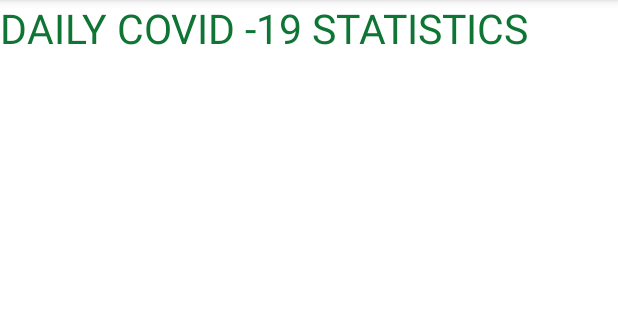
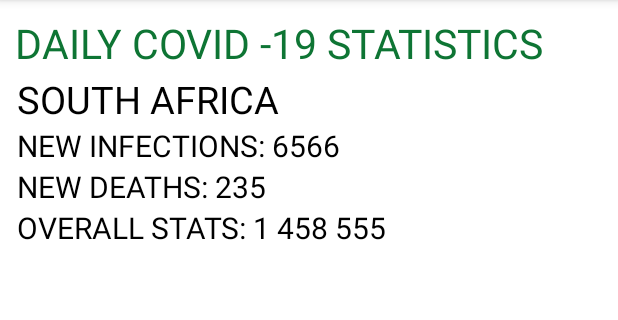
Before and after one commit to Bree4848/covid_know, an Android app: the DailyStats screen opened directly, with no data from a screen before it, on a phone screen of 412 x 824 dp, the part 84-404 px from its top. Run offline under Robolectric (Android 15) with nearby library versions, the phone set to English and light mode, and no system bars.

Commit message:
added 3 new screens_

```diff
--- a/app/build.gradle
+++ b/app/build.gradle
@@ -45,6 +45,7 @@ dependencies {
     implementation 'androidx.lifecycle:lifecycle-viewmodel-ktx:2.3.1'
     implementation 'androidx.navigation:navigation-fragment-ktx:2.3.5'
     implementation 'androidx.navigation:navigation-ui-ktx:2.3.5'
+    implementation 'androidx.recyclerview:recyclerview:1.1.0'
     testImplementation 'junit:junit:4.+'
     androidTestImplementation 'androidx.test.ext:junit:1.1.3'
     androidTestImplementation 'androidx.test.espresso:espresso-core:3.4.0'
--- a/app/src/main/AndroidManifest.xml
+++ b/app/src/main/AndroidManifest.xml
@@ -9,7 +9,9 @@
         android:roundIcon="@mipmap/ic_launcher_round"
         android:supportsRtl="true"
         android:theme="@style/Theme.Covid_know">
-
+        <activity
+            android:name=".websieDetailHostActivity"
+            android:label="@string/title_activity_websie_detail_host"></activity>
         <activity android:name=".VaccineFacts">
             <intent-filter>
                 <action android:name="android.intent.action.MAIN" />
@@ -24,7 +26,6 @@
                 <category android:name="android.intent.category.DEFAULT" />
             </intent-filter>
         </activity>
-
         <activity android:name=".CovidNews">
             <intent-filter>
                 <action android:name="android.intent.action.MAIN" />
--- a/app/src/main/java/com/pekeyake/covid_know/DailyStats.kt
+++ b/app/src/main/java/com/pekeyake/covid_know/DailyStats.kt
@@ -2,6 +2,11 @@ package com.pekeyake.covid_know
 
 import androidx.appcompat.app.AppCompatActivity
 import android.os.Bundle
+import android.widget.Button
+import androidx.recyclerview.widget.LinearLayoutManager
+import androidx.recyclerview.widget.RecyclerView
+import com.pekeyake.covid_know.adapter.CovidStatsAdapter
+import com.pekeyake.covid_know.core.model.CovidStats
 
 class DailyStats : AppCompatActivity()
 {
@@ -9,5 +14,18 @@ class DailyStats : AppCompatActivity()
     {
         super.onCreate(savedInstanceState)
         setContentView(R.layout.activity_daily_stats)
+        val recyclerView = findViewById<RecyclerView>(R.id.recyclerView)
+        val shareButton = findViewById<Button>(R.id.share)
+
+        recyclerView.layoutManager = LinearLayoutManager(this)
+
+        val dailystatstoday = ArrayList<CovidStats>()
+
+        dailystatstoday.add(CovidStats("6566","235","1 458 555"))
+        dailystatstoday.add(CovidStats("6126","155","1 958 555"))
+        dailystatstoday.add(CovidStats("4556","235","2 458 555"))
+
+        val adapter = CovidStatsAdapter(dailystatstoday)
+        recyclerView.adapter = adapter
     }
 }
--- /dev/null
+++ b/app/src/main/java/com/pekeyake/covid_know/adapter/CovidStatsAdapter.kt
@@ -0,0 +1,47 @@
+package com.pekeyake.covid_know.adapter
+
+import android.view.LayoutInflater
+import android.view.View
+import android.view.ViewGroup
+import android.widget.TextView
+import androidx.recyclerview.widget.RecyclerView
+import com.pekeyake.covid_know.core.model.CovidStats
+import com.pekeyake.covid_know.R
+
+
+
+class CovidStatsAdapter(val statsDaily:ArrayList<CovidStats>):RecyclerView.Adapter<CovidStatsAdapter.ViewHolder>()
+
+{
+    override fun onCreateViewHolder(
+        parent: ViewGroup,
+        viewType: Int
+    ): CovidStatsAdapter.ViewHolder
+    {
+        val v = LayoutInflater.from(parent.context).inflate(R.layout.list_vaccine_sites,parent,false)
+        return ViewHolder(v)
+    }
+
+    override fun onBindViewHolder(holder: CovidStatsAdapter.ViewHolder, position: Int)
+    {
+        holder.bindItems(statsDaily[position])
+    }
+
+    override fun getItemCount(): Int {
+        return statsDaily.size
+    }
+    inner class ViewHolder(ItemView:View) : RecyclerView.ViewHolder(ItemView)
+    {
+        fun bindItems(dailystatstoday:CovidStats)
+        {
+            val newcovcase = itemView.findViewById(R.id.newCases) as TextView
+            val newdeaths = itemView.findViewById(R.id.deaths) as TextView
+            val nowoverAll = itemView.findViewById(R.id.overAll) as TextView
+
+            newcovcase.text = "NEW INFECTIONS: " + dailystatstoday.new_cases
+            newdeaths.text =  "NEW DEATHS: " + dailystatstoday.deaths
+            nowoverAll.text =  "OVERALL STATS: " + dailystatstoday.over_all
+        }
+
+    }
+}
--- /dev/null
+++ b/app/src/main/java/com/pekeyake/covid_know/core/model/CovidStats.kt
@@ -0,0 +1,7 @@
+package com.pekeyake.covid_know.core.model
+
+class CovidStats
+
+    ( var new_cases: String,
+    var deaths:String,
+    var over_all: String)
--- a/app/src/main/res/layout/activity_daily_stats.xml
+++ b/app/src/main/res/layout/activity_daily_stats.xml
@@ -3,6 +3,7 @@
     xmlns:app="http://schemas.android.com/apk/res-auto"
     xmlns:tools="http://schemas.android.com/tools"
     android:orientation="vertical"
+    android:padding="10dp"
     android:layout_width="match_parent"
     android:layout_height="match_parent"
     tools:context=".DailyStats">
@@ -14,4 +15,23 @@
         android:textColor="@color/myColorGreen"
         android:textSize="27sp" />
 
+    <androidx.recyclerview.widget.RecyclerView
+        android:id="@+id/recyclerView"
+        android:layout_width="match_parent"
+        android:layout_height="match_parent"
+        android:layout_marginBottom="1dp"
+        android:layout_marginEnd="1dp"
+        android:layout_marginStart="1dp"
+        android:layout_marginTop="1dp" />
+
+    <Button
+        android:layout_width="match_parent"
+        android:layout_height="wrap_content"
+        android:id="@+id/back"
+        android:text="BACK" />
+    <Button
+        android:layout_width="match_parent"
+        android:layout_height="wrap_content"
+        android:id="@+id/share"
+        android:text="BACK" />
 </LinearLayout>
--- a/app/src/main/res/layout/activity_home.xml
+++ b/app/src/main/res/layout/activity_home.xml
@@ -59,7 +59,7 @@
         <ImageView
             android:layout_width="match_parent"
             android:layout_height="wrap_content"
-            android:src="@drawable/covidknow2"
+            android:src="@drawable/covid_knoww"
             app:layout_constraintBottom_toBottomOf="parent"
             app:layout_constraintEnd_toEndOf="parent"
             app:layout_constraintHorizontal_bias="0.5"
--- a/app/src/main/res/layout/activity_splash_screen.xml
+++ b/app/src/main/res/layout/activity_splash_screen.xml
@@ -18,7 +18,7 @@
         android:layout_width="match_parent"
         android:layout_height="494dp"
         android:id="@+id/splashImage"
-        android:src="@drawable/covidknow2"
+        android:src="@drawable/covid_knoww"
         android:layout_centerInParent="true"/>
 
 </RelativeLayout>
--- a/app/src/main/res/layout/activity_vaccine_facts.xml
+++ b/app/src/main/res/layout/activity_vaccine_facts.xml
@@ -13,4 +13,5 @@
         android:textColor="@color/myColorGreen"
         android:textSize="27sp" />
 
+
 </LinearLayout>
--- /dev/null
+++ b/app/src/main/res/layout/list_vaccine_sites.xml
@@ -0,0 +1,37 @@
+<?xml version="1.0" encoding="utf-8"?>
+<LinearLayout xmlns:android="http://schemas.android.com/apk/res/android"
+    android:layout_width="match_parent"
+    android:layout_height="match_parent"
+    android:orientation="vertical">
+
+    <TextView
+        android:id="@+id/country"
+        android:text="SOUTH AFRICA"
+        android:textColor="@color/black"
+        android:textSize="25sp"
+        android:layout_width="match_parent"
+        android:layout_height="wrap_content"/>
+
+    <TextView
+        android:id="@+id/newCases"
+        android:text="NEW CASES"
+        android:textColor="@color/black"
+        android:textSize="20sp"
+        android:layout_width="match_parent"
+        android:layout_height="wrap_content"/>
+    <TextView
+        android:id="@+id/deaths"
+        android:text=" DEATHS"
+        android:textSize="20sp"
+        android:textColor="@color/black"
+        android:layout_width="match_parent"
+        android:layout_height="wrap_content"/>
+    <TextView
+        android:id="@+id/overAll"
+        android:layout_width="match_parent"
+        android:text=" OVERALL"
+        android:textSize="20sp"
+        android:textColor="@color/black"
+        android:layout_height="wrap_content"/>
+
+</LinearLayout>
--- a/app/src/main/res/values/dimens.xml
+++ b/app/src/main/res/values/dimens.xml
@@ -5,4 +5,8 @@
     <dimen name="nav_header_vertical_spacing">8dp</dimen>
     <dimen name="nav_header_height">176dp</dimen>
     <dimen name="fab_margin">16dp</dimen>
+    <dimen name="item_width">200dp</dimen>
+    <dimen name="app_bar_height">200dp</dimen>
+    <dimen name="text_margin">16dp</dimen>
+    <dimen name="container_margin">8dp</dimen>
 </resources>
--- a/app/src/main/res/values/strings.xml
+++ b/app/src/main/res/values/strings.xml
@@ -14,7 +14,10 @@
     <string name="open">open</string>
     <string name="close">close</string>
     <string name="lets_save_lives">LETS SAVE LIVES</string>
-    <string name="daily_stats">DAILY STATISTICS></string>
+    <string name="daily_stats">DAILY STATISTICS</string>
     <string name="vaccine_sites">VACCINATION SITES</string>
     <string name="covid_news">COVID-19 NEWS</string>
+    <string name="title_activity_websie_detail_host">websie Detail Host Activity</string>
+    <string name="title_websie_list">websites</string>
+    <string name="title_websie_detail">websie Detail</string>
 </resources>
--- a/app/src/main/res/values/themes.xml
+++ b/app/src/main/res/values/themes.xml
@@ -1,4 +1,4 @@
-        <resources xmlns:tools="http://schemas.android.com/tools">
+<resources xmlns:tools="http://schemas.android.com/tools">
     <!-- Base application theme. -->
     <style name="Theme.Covid_know" parent="Theme.MaterialComponents.DayNight.DarkActionBar">
         <!-- Primary brand color. -->
```
Also changed, not shown: app/src/main/res/navigation/primary_details_nav_graph.xml (added, +26 -0 lines), app/src/main/res/navigation/primary_details_sub_nav_graph.xml (added, +18 -0 lines), app/src/main/res/drawable-v24/covid_knoww.png (added).
